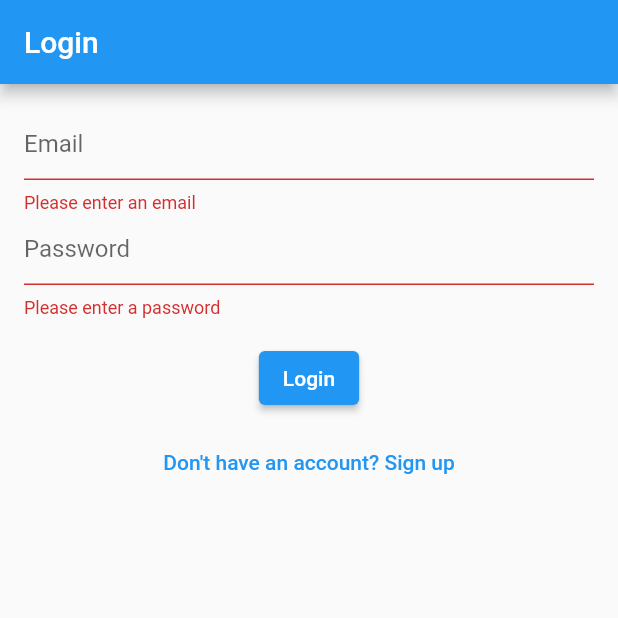
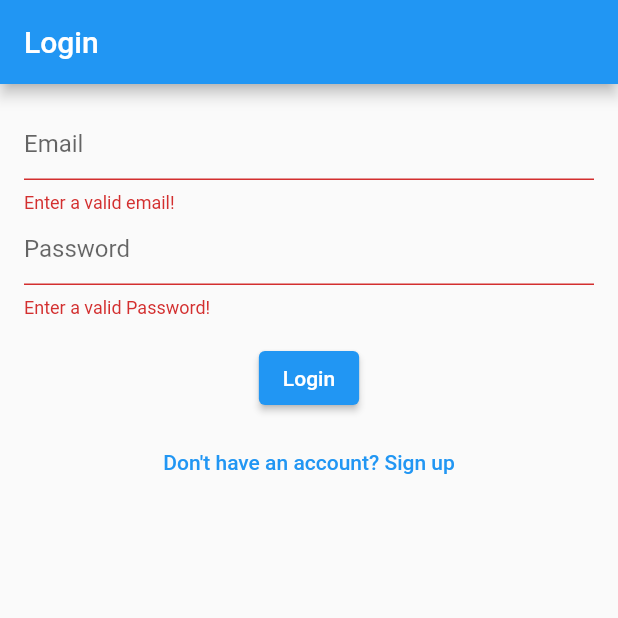
Before and after one commit to DhorajiyaNency07/authentication_using_shared_preferences, a Flutter app: the screen it shows after launch, after a tap on "Login", on a phone screen of 412 x 824 dp, the top half of it. Run offline on Flutter 3.47's test engine with Material 2 defaults, Android fonts, the phone set to English and light mode, and no system bars; our stand-ins replace shared_preferences.

Commit message:
13/03/2023

```diff
--- a/lib/screens/first_login_shared/log_in_screen.dart
+++ b/lib/screens/first_login_shared/log_in_screen.dart
@@ -55,19 +55,13 @@ class _LoginPageState extends State<LoginPage> {
                   hintText: "Email",
                 ),
                 validator: (value) {
-                  if (value!.isEmpty) {
-                    return "Please enter an email";
+                  if (value!.isEmpty ||
+                      !RegExp(r"^[a-zA-Z0-9.a-zA-Z0-9.!#$%&'*+-/=?^_`{|}~]+@[a-zA-Z0-9]+\.[a-zA-Z]+")
+                          .hasMatch(value)) {
+                    return 'Enter a valid email!';
                   }
                   return null;
                 },
-                // validator: (value) {
-                //   if (value!.isEmpty ||
-                //       !RegExp(r"^[a-zA-Z0-9.a-zA-Z0-9.!#$%&'*+-/=?^_`{|}~]+@[a-zA-Z0-9]+\.[a-zA-Z]+")
-                //           .hasMatch(value)) {
-                //     return 'Enter a valid email!';
-                //   }
-                //   return null;
-                // },
               ),
               TextFormField(
                 controller: passwordController,
@@ -76,19 +70,13 @@ class _LoginPageState extends State<LoginPage> {
                   hintText: "Password",
                 ),
                 validator: (value) {
-                  if (value!.isEmpty) {
-                    return "Please enter a password";
+                  if (value!.isEmpty ||
+                      !RegExp(r"^(?=.*?[A-Z])(?=.*?[a-z])(?=.*?[0-9])(?=.*?[!@#\$&*~]).{8,}$")
+                          .hasMatch(value)) {
+                    return 'Enter a valid Password!';
                   }
                   return null;
                 },
-                // validator: (value) {
-                //   if (value!.isEmpty ||
-                //       !RegExp(r"^(?=.*?[A-Z])(?=.*?[a-z])(?=.*?[0-9])(?=.*?[!@#\$&*~]).{8,}$")
-                //           .hasMatch(value)) {
-                //     return 'Enter a valid Password!';
-                //   }
-                //   return null;
-                // },
               ),
               const SizedBox(height: 16.0),
               ElevatedButton(
```
